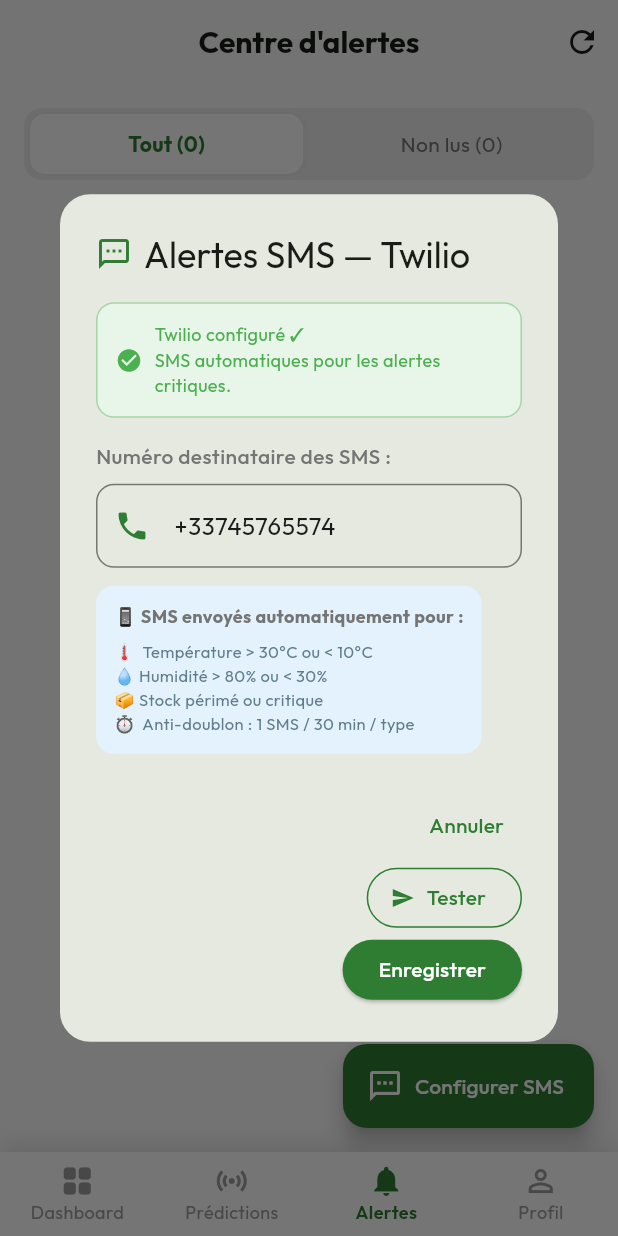
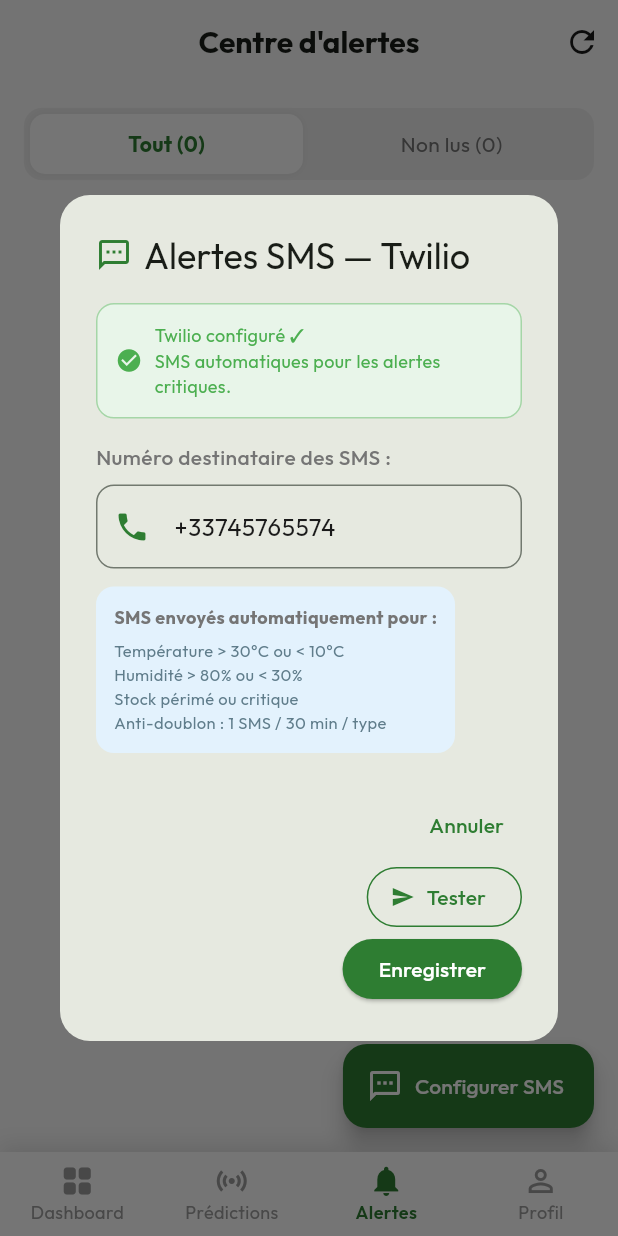
Before and after one commit to Arsene666/agro_ia, a Flutter app: the screen it shows after launch, item 3 of the bottom bar chosen, after a tap on "Configurer SMS", on a phone screen of 412 x 824 dp. Run offline on Flutter 3.47's test engine with Material 3 defaults, Android fonts, the phone set to English and light mode, and no system bars; our stand-ins replace firebase_core, firebase_database, google_fonts, shared_preferences; accounts and stored records are empty; network calls fail.

Commit message:
no commit after that

```diff
--- a/lib/screens/alerts/alerts_screen.dart
+++ b/lib/screens/alerts/alerts_screen.dart
@@ -2,9 +2,6 @@
 import '../../theme/app_theme.dart';
 import '../../services/alert_service.dart';
 import '../../models/alert.dart';
-
-// Import MonitoringService supprimé (inutilisé)
-//  Import intl supprimé (inutilisé)
 
 class AlertsScreen extends StatefulWidget {
   const AlertsScreen({super.key});
@@ -315,7 +312,7 @@
   }
 
   // ============================================================
-  // CARTE ALERTE — ✅ Text() sans argument supprimé
+  // CARTE ALERTE
   // ============================================================
 
   Widget _buildAlertItem(Alert alert) {
@@ -645,16 +642,16 @@
                 child: const Column(
                   crossAxisAlignment: CrossAxisAlignment.start,
                   children: [
-                    Text('📱 SMS envoyés automatiquement pour :',
+                    Text('SMS envoyés automatiquement pour :',
                         style: TextStyle(
                             fontWeight: FontWeight.bold,
                             fontSize: 12)),
                     SizedBox(height: 6),
                     Text(
-                      '🌡️  Température > 30°C ou < 10°C\n'
-                          '💧 Humidité > 80% ou < 30%\n'
-                          '📦 Stock périmé ou critique\n'
-                          '⏱️  Anti-doublon : 1 SMS / 30 min / type',
+                      'Température > 30°C ou < 10°C\n'
+                          'Humidité > 80% ou < 30%\n'
+                          'Stock périmé ou critique\n'
+                          'Anti-doublon : 1 SMS / 30 min / type',
                       style: TextStyle(
                           fontSize: 11, color: Colors.blueGrey),
                     ),
--- a/lib/screens/dashboard/stock_detail_screen.dart
+++ b/lib/screens/dashboard/stock_detail_screen.dart
@@ -242,7 +242,7 @@
                 Container(
                   padding: const EdgeInsets.all(8),
                   decoration: BoxDecoration(
-                    color: statusColor.withOpacity(0.1),
+                    color: statusColor.withValues(alpha:0.1),
                     borderRadius: BorderRadius.circular(8),
                   ),
                   child: Icon(statusIcon, color: statusColor),
--- a/lib/screens/profile/profile_edit_screen.dart
+++ b/lib/screens/profile/profile_edit_screen.dart
@@ -181,7 +181,6 @@
               ),
               const SizedBox(height: 24),
 
-
               // Bouton de sauvegarde
               ElevatedButton(
                 onPressed: _saveProfile,
--- a/lib/screens/profile/profile_screen.dart
+++ b/lib/screens/profile/profile_screen.dart
@@ -184,7 +184,7 @@
       child: Column(
         crossAxisAlignment: CrossAxisAlignment.start,
         children: [
-          // En-tête avec photo de profil (optionnel)
+          // En-tête avec photo de profil
           Center(
             child: Column(
               children: [
```
Also changed, not shown: lib/screens/dashboard/all_stocks_screen.dart (+8 -8 lines), lib/screens/dashboard/dashboard_screen.dart (+2 -10 lines), lib/screens/dashboard/manual_entry_screen.dart (+7 -8 lines).
